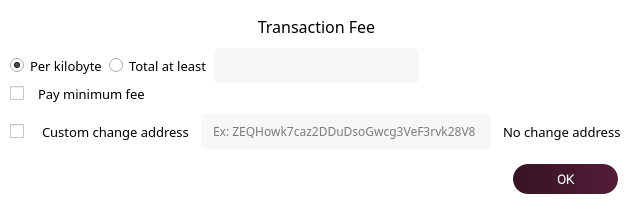
Qt form src/qt/forms/transactionfees.ui (noirofficial/noir) before a commit.
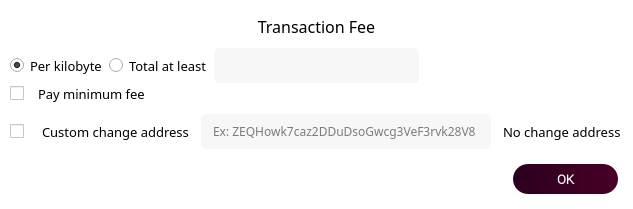
The same form after that commit. Custom widgets are drawn as their Qt base class.

What changed in the file:
```diff
--- a/src/qt/forms/transactionfees.ui
+++ b/src/qt/forms/transactionfees.ui
@@ -396,7 +396,7 @@
            </font>
           </property>
           <property name="styleSheet">
-           <string notr="true">background: QLinearGradient(x1: 0, y1: 0, x2: 1, y2: 0, stop: 0 #361423, stop: 1 #531c38);
+           <string notr="true">background: QLinearGradient(x1: 0, y1: 0, x2: 1, y2: 0, stop: 0 #2b001e, stop: 1 #480027);
 color: white;
 border-radius:15px;
 height:30px;
```
